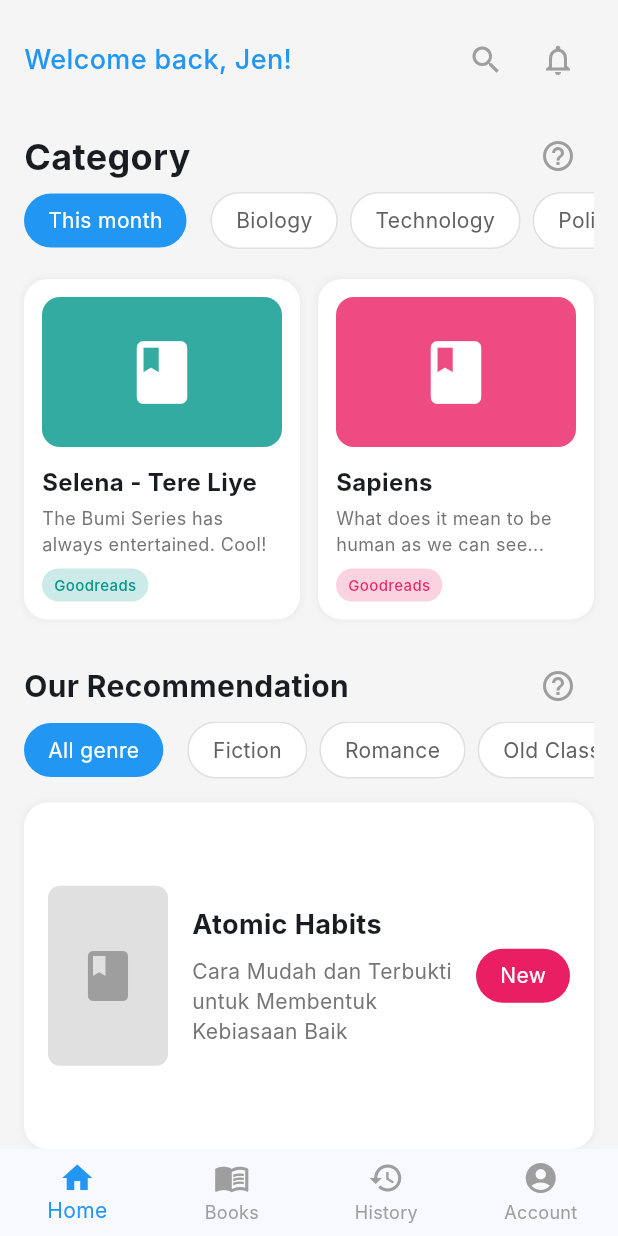
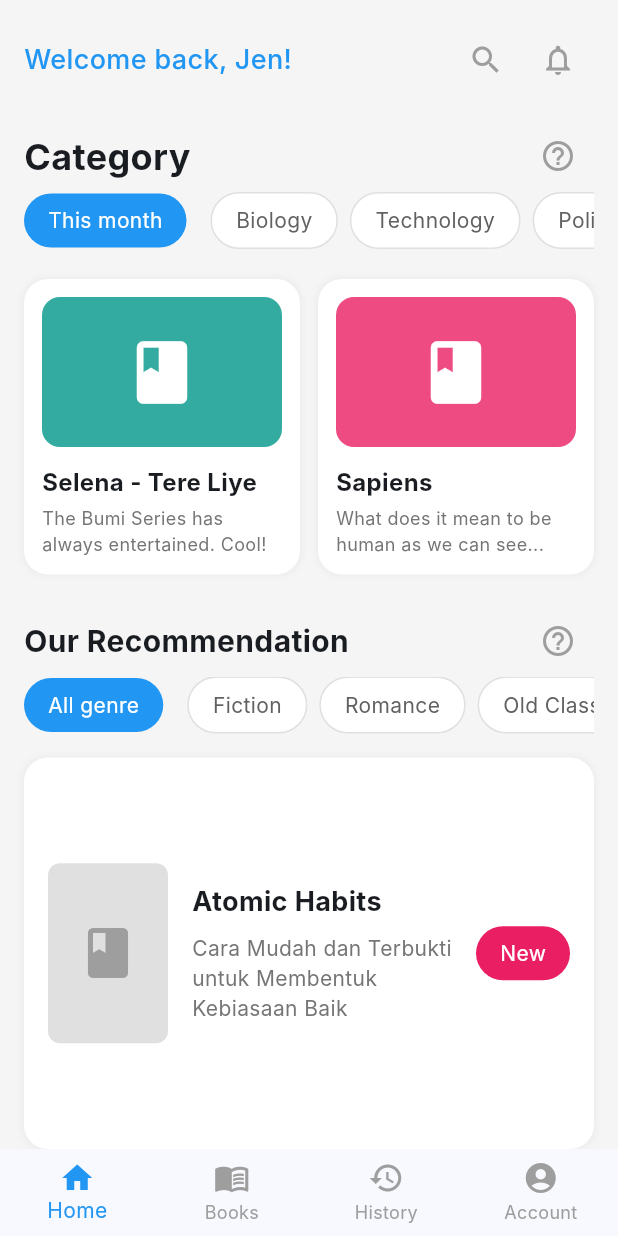
Before and after one commit to reysare/app_mobile, a Flutter app: the BookstoreHomePage screen opened by its route, on a phone screen of 412 x 824 dp. Run offline on Flutter 3.47's test engine with Material 3 defaults, Android fonts, the phone set to English and light mode, and no system bars; our stand-ins replace shared_preferences; accounts and stored records are empty; Roboto replaces fonts that are missing (Inter).

Commit message:
Menghapus yang dibagian Home

```diff
--- a/lib/screens/home.dart
+++ b/lib/screens/home.dart
@@ -345,22 +345,6 @@ class _BookstoreHomePageState extends State<BookstoreHomePage> {
               maxLines: 2,
               overflow: TextOverflow.ellipsis,
             ),
-            const SizedBox(height: 8),
-            Container(
-              padding: const EdgeInsets.symmetric(horizontal: 8, vertical: 4),
-              decoration: BoxDecoration(
-                color: color.withOpacity(0.2),
-                borderRadius: BorderRadius.circular(12),
-              ),
-              child: Text(
-                'Goodreads',
-                style: TextStyle(
-                  fontSize: 10,
-                  color: color,
-                  fontWeight: FontWeight.w500,
-                ),
-              ),
-            ),
           ],
         ),
       ),
```
